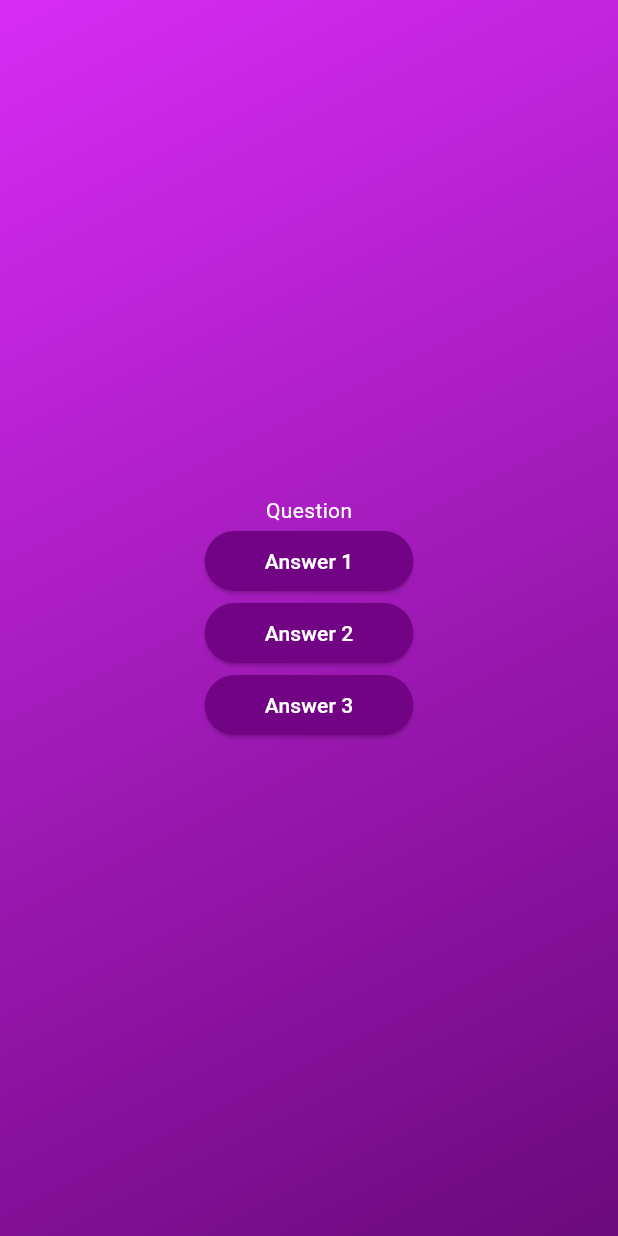
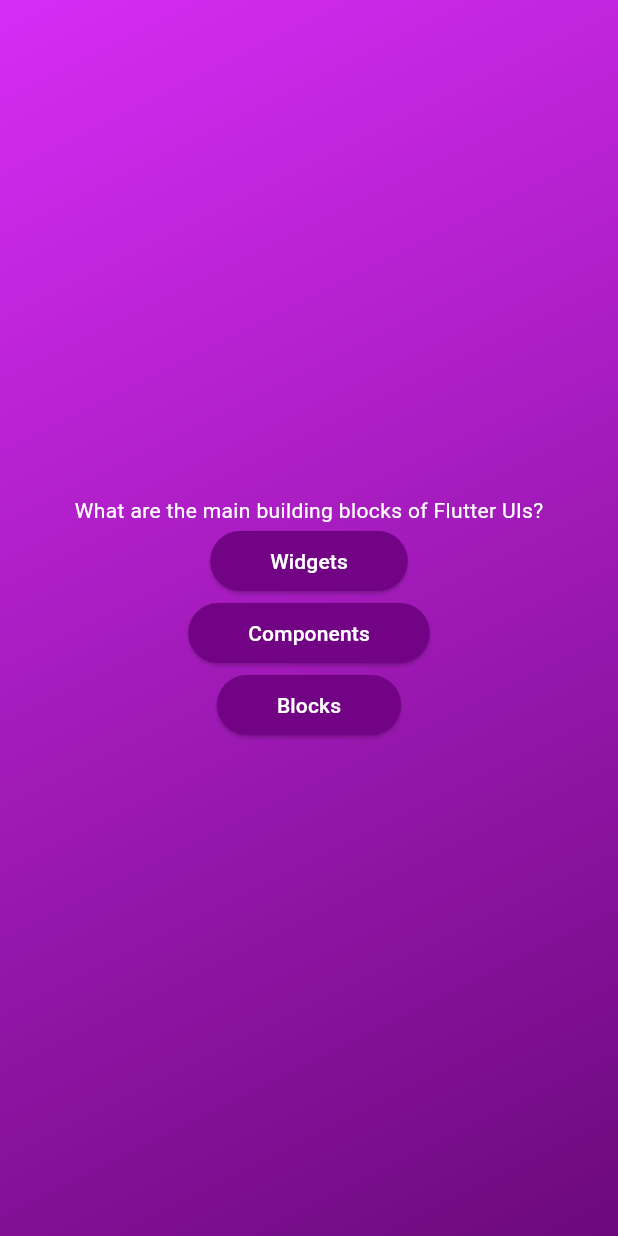
Before and after one commit to snaxy318/quiz_app, a Flutter app: the screen it shows after launch, after a tap on "Start quiz", on a phone screen of 412 x 824 dp. Run offline on Flutter 3.47's test engine with Material 3 defaults, Android fonts, the phone set to English and light mode, and no system bars.

Commit message:
added question data in question_screen

```diff
--- a/lib/question_screen.dart
+++ b/lib/question_screen.dart
@@ -1,5 +1,6 @@
 import 'package:flutter/material.dart';
 import 'package:quiz_app/answer_button.dart';
+import 'package:quiz_app/data/questions.dart';
 
 class QuestionPage extends StatefulWidget {
   const QuestionPage({super.key});
@@ -13,18 +14,32 @@ class QuestionPage extends StatefulWidget {
 class _QuestionPageState extends State<QuestionPage> {
   @override
   Widget build(context) {
+    final currentQuestion = questions[0];
+
     return SizedBox(
       width: double.infinity,
       child: Column(mainAxisAlignment: MainAxisAlignment.center, children: [
-        const Text("Question",style: TextStyle(
-          color: Colors.white,
-        ),),
+        Text(
+          currentQuestion.text,
+          style: const TextStyle(
+            color: Colors.white,
+          ),
+        ),
         const SizedBox(
           width: 30,
         ),
-        AnswerButton(answerText:'Answer 1',onTap: () {},),
-        AnswerButton(answerText:'Answer 2',onTap: () {},),
-        AnswerButton(answerText:'Answer 3',onTap: () {},),
+        AnswerButton(
+          answerText: currentQuestion.answers[0],
+          onTap: () {},
+        ),
+        AnswerButton(
+          answerText: currentQuestion.answers[1],
+          onTap: () {},
+        ),
+        AnswerButton(
+          answerText: currentQuestion.answers[2],
+          onTap: () {},
+        ),
       ]),
     );
   }
```
